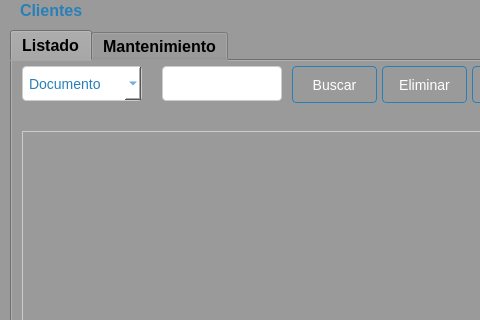
The window that Sistema de ventas/ui/FrmCliente.ui (CodeDrTech/DevelopPython) describes before a commit, drawn with Qt 5; both pictures show x 0 to 480 and y 0 to 320 of the 851 by 556 pixel window.
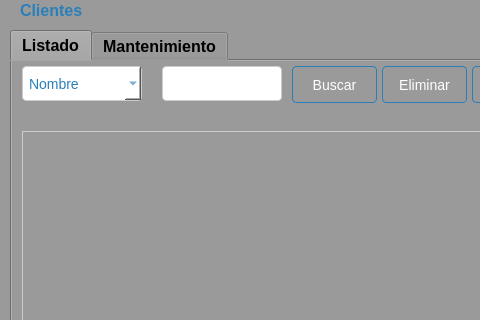
The same window after the commit.

What changed in the file:
```diff
--- a/Sistema de ventas/ui/FrmCliente.ui
+++ b/Sistema de ventas/ui/FrmCliente.ui
@@ -366,7 +366,7 @@
       </property>
       <item>
        <property name="text">
-        <string>Documento</string>
+        <string>Nombre</string>
        </property>
       </item>
       <item>
```
Left out of the diff: 4 changed lines with no effect on the pictures.
